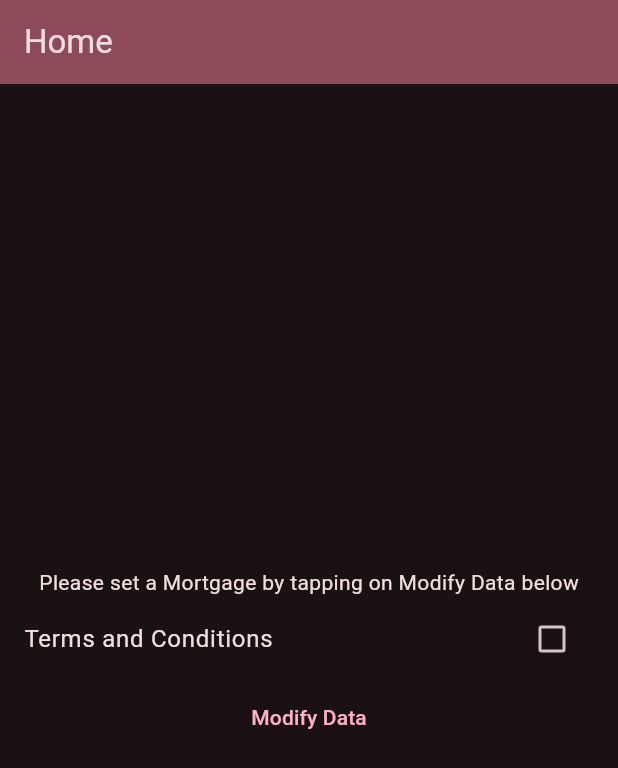
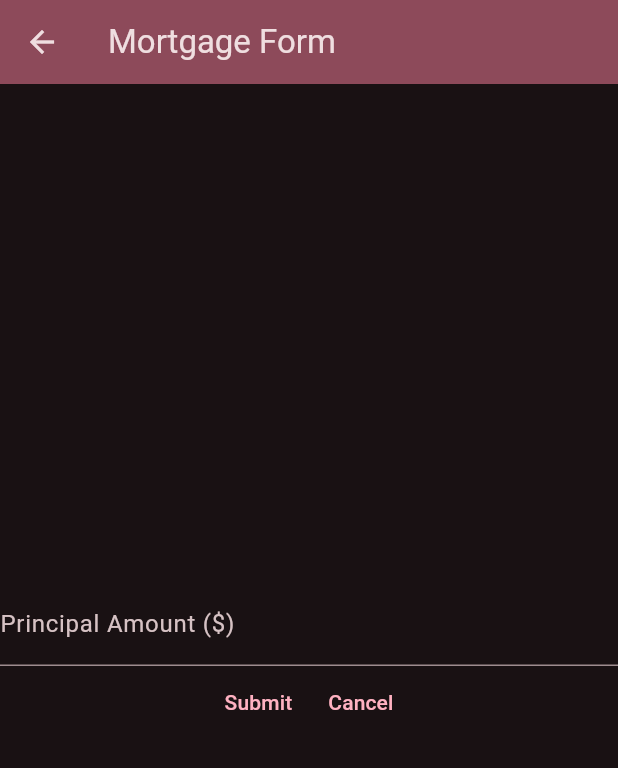
Before and after one commit to koukuno/cecs453_lab4, a Flutter app: the screen it shows after launch, after a tap on "Modify Data", on a phone screen of 412 x 824 dp. Shown: the top 768 px of the screen. Run offline on Flutter 3.47's test engine with Material 3 defaults, Android fonts, the phone set to English and light mode, and no system bars; our stand-ins replace decimal.

Commit message:
add mortgage form

```diff
--- a/lib/main.dart
+++ b/lib/main.dart
@@ -14,9 +14,7 @@ class MortgageApp extends StatelessWidget {
   Widget build(BuildContext context) {
     return MaterialApp(
       title: 'Mortgage App',
-      theme: ThemeData(
-        colorScheme: .fromSeed(seedColor: Colors.pinkAccent, brightness: Brightness.dark),
-      ),
+      theme: ThemeData(colorScheme: .fromSeed(seedColor: Colors.pinkAccent, brightness: Brightness.dark)),
       home: const MortgageHomePage(),
     );
   }
@@ -27,6 +25,38 @@ class MortgageHomePage extends StatefulWidget {
 
   @override
   State<MortgageHomePage> createState() => _MortgagePageState();
+}
+
+class MortgageForm extends StatefulWidget {
+  const MortgageForm({super.key});
+
+  @override
+  State<MortgageForm> createState() => _MortgageFormState();
+}
+
+class _MortgageFormState extends State<MortgageForm> {
+  final _textControllerAmount = TextEditingController();
+
+  @override
+  void dispose()
+  {
+    _textControllerAmount.dispose();
+    super.dispose();
+  }
+
+  @override
+  Widget build(BuildContext context) {
+    return Scaffold(
+      appBar: AppBar(backgroundColor: Theme.of(context).colorScheme.inversePrimary, title: const Text("Mortgage Form")),
+      body: Column(mainAxisAlignment: .center, children: [
+        TextField(controller: _textControllerAmount, decoration: InputDecoration(label: const Text("Principal Amount (\$)"))),
+        Row(mainAxisAlignment: .center, children: [
+          TextButton(child: const Text("Submit"), onPressed: () => Navigator.pop(context)),
+          TextButton(child: const Text("Cancel"), onPressed: () => Navigator.pop(context)),
+        ])
+      ])
+    );
+  }
 }
 
 class _MortgagePageState extends State<MortgageHomePage> {
@@ -66,20 +96,20 @@ class _MortgagePageState extends State<MortgageHomePage> {
     }
 
     return Scaffold(
-      appBar: AppBar(
-        backgroundColor: Theme.of(context).colorScheme.inversePrimary,
-        title: const Text("Home"),
-      ),
-      body: Column(
-        mainAxisAlignment: .center,
-        children: infoWidgets + [
+      appBar: AppBar(backgroundColor: Theme.of(context).colorScheme.inversePrimary, title: const Text("Home")),
+      body: Column(mainAxisAlignment: .center, children: infoWidgets + [
           CheckboxListTile(title: const Text("Terms and Conditions"), value: acceptedTerms, onChanged: (bool? value) async {
             final accepted = await showTermsDialog(context: context);
             setState(() {
               acceptedTerms = accepted!;
             });
           }),
-          TextButton(child: const Text("Modify Data"), onPressed: () {
+          TextButton(child: const Text("Modify Data"), onPressed: () async {
+            final mortgage = await Navigator.push(context, MaterialPageRoute(builder: (BuildContext context) => MortgageForm()));
+            if (mortgage != null) {
+              _mortgage = mortgage;
+              return;
+            }
           }),
         ],
       ),
```
